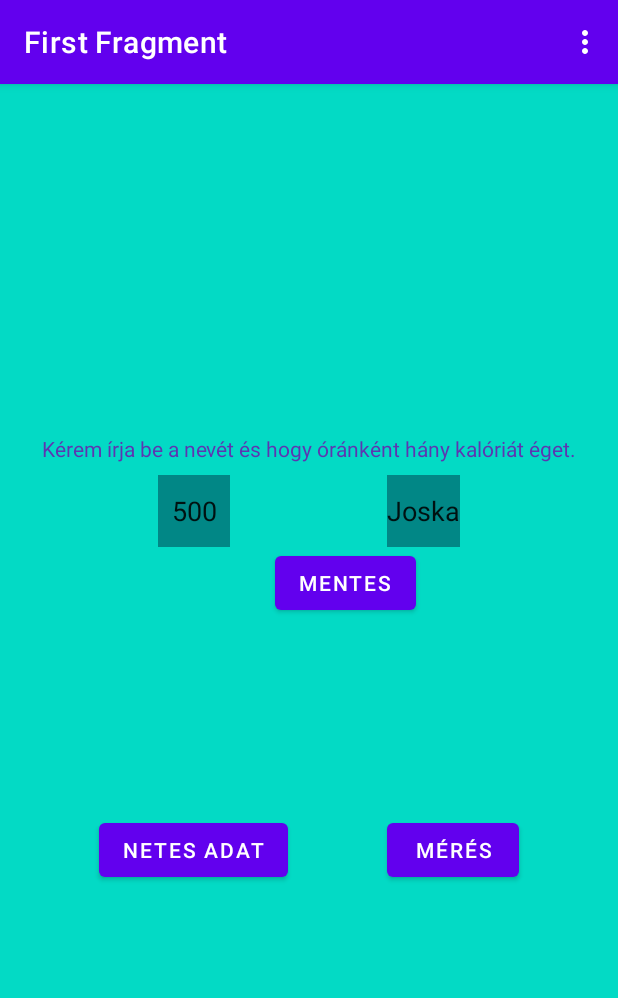
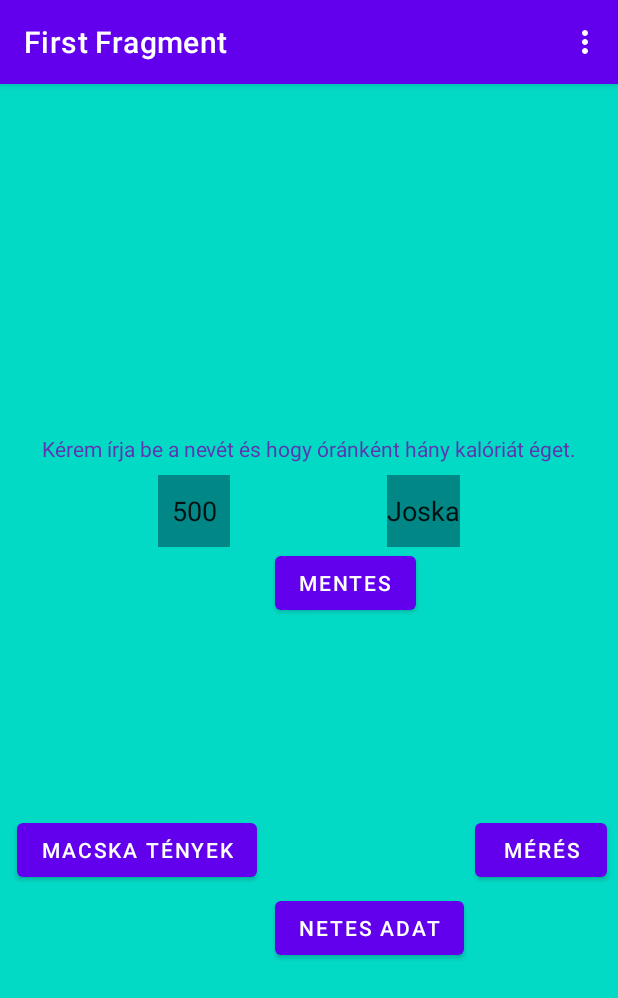
Before and after one commit to Errelian/mobilalk-projekt, an Android app: the screen it shows after launch (MainActivity), on a phone screen of 412 x 824 dp. Shown: the top 998 px of the screen. Run offline under Robolectric (Android 15) with nearby library versions, the phone set to English and light mode, and no system bars; our stand-ins replace Room's generated code, navigation-ui; libraries missing offline, so code that uses them is left out: com.jayway.jsonpath.

Commit message:
it works.

```diff
--- a/app/build.gradle
+++ b/app/build.gradle
@@ -69,4 +69,8 @@ dependencies {
     implementation 'androidx.recyclerview:recyclerview:1.2.1'
 
     implementation 'androidx.cardview:cardview:1.0.0'
+
+    implementation 'com.squareup.retrofit2:retrofit:2.9.0'
+    implementation 'com.squareup.retrofit2:converter-scalars:2.9.0'
+    implementation 'com.jayway.jsonpath:json-path:2.6.0'
 }
--- a/app/src/main/AndroidManifest.xml
+++ b/app/src/main/AndroidManifest.xml
@@ -1,7 +1,7 @@
 <?xml version="1.0" encoding="utf-8"?>
 <manifest xmlns:android="http://schemas.android.com/apk/res/android"
     package="com.example.projekt">
-
+    <uses-permission android:name="android.permission.INTERNET"/>
     <application
         android:allowBackup="true"
         android:icon="@mipmap/ic_launcher"
--- /dev/null
+++ b/app/src/main/java/com/example/projekt/CatService.kt
@@ -0,0 +1,14 @@
+package com.example.projekt
+
+
+
+
+import okhttp3.ResponseBody
+import retrofit2.http.GET
+
+interface CatService {
+
+    @GET("/fact")
+    fun getFact(): retrofit2.Call<ResponseBody>
+
+}
--- a/app/src/main/java/com/example/projekt/FirstFragment.kt
+++ b/app/src/main/java/com/example/projekt/FirstFragment.kt
@@ -10,14 +10,23 @@ import com.example.projekt.databinding.FragmentFirstBinding
 import kotlinx.android.synthetic.main.fragment_first.*
 import android.util.Log
 import android.widget.Toast
-import androidx.lifecycle.Observer
 import androidx.lifecycle.ViewModelProvider
 import com.example.projekt.database.KaloriaDatabase
 import com.example.projekt.database.KaloriaSession
+import com.jayway.jsonpath.Configuration
+import com.jayway.jsonpath.JsonPath
 import kotlinx.coroutines.CoroutineScope
 import kotlinx.coroutines.Dispatchers
 import kotlinx.coroutines.Job
 import kotlinx.coroutines.launch
+import okhttp3.ResponseBody
+import org.json.JSONObject
+
+
+import retrofit2.Call
+import retrofit2.Callback
+import retrofit2.Response
+import retrofit2.Retrofit
 
 
 /**
@@ -93,6 +102,34 @@ class FirstFragment : Fragment() {
             Log.d("NAME", viewModel.name)
             Log.d("KALORIA", viewModel.kaloria.toString())
         }
+
+        val retrofit: Retrofit = Retrofit.Builder()
+            .baseUrl("https://catfact.ninja/")
+            .build()
+
+        val catService: CatService = retrofit.create(CatService::class.java)
+
+        binding.cat.setOnClickListener{
+
+            catService.getFact().enqueue(object : Callback<ResponseBody?> {
+                override fun onResponse(call: Call<ResponseBody?>, response: Response<ResponseBody?>) {
+                    response.body()?.let {
+                        val json = it.string()
+                        val jsonObject = JSONObject(json);
+                        val fact = jsonObject.getString("fact")
+
+
+                        Toast.makeText(context, fact, Toast.LENGTH_LONG).show()
+                    }
+                }
+
+                override fun onFailure(call: Call<ResponseBody?>, t: Throwable) {
+                    Toast.makeText(context, "Cats are animals", Toast.LENGTH_LONG).show()
+                }
+            })
+
+        }
+
     }
 
     override fun onDestroyView() {
--- a/app/src/main/res/layout/fragment_first.xml
+++ b/app/src/main/res/layout/fragment_first.xml
@@ -72,7 +72,18 @@
         android:layout_height="wrap_content"
         android:text="@string/netes_adat"
         app:layout_constraintBottom_toBottomOf="parent"
-        app:layout_constraintEnd_toStartOf="@+id/mero"
+        app:layout_constraintStart_toStartOf="@+id/mento"
+        app:layout_constraintTop_toBottomOf="@+id/mento" />
+
+    <Button
+        android:id="@+id/cat"
+        android:layout_width="wrap_content"
+        android:layout_height="wrap_content"
+        android:text="@string/macska_t_nyek"
+        app:layout_constraintBottom_toBottomOf="parent"
+        app:layout_constraintEnd_toStartOf="@+id/net"
         app:layout_constraintStart_toStartOf="parent"
-        app:layout_constraintTop_toBottomOf="@+id/textview_first" />
+        app:layout_constraintTop_toBottomOf="@+id/textview_first"
+        />
+
 </androidx.constraintlayout.widget.ConstraintLayout>
--- a/app/src/main/res/layout/row.xml
+++ b/app/src/main/res/layout/row.xml
@@ -19,10 +19,11 @@
 
             <ImageView
                 android:id="@+id/sport_image"
-                android:layout_width="wrap_content"
-                android:layout_height="wrap_content"
+                android:layout_width="200dp"
+                android:layout_height="200dp"
                 app:layout_constraintStart_toStartOf="parent"
                 app:layout_constraintTop_toTopOf="parent"
+                android:scaleType="fitXY"
                 app:srcCompat="@drawable/ic_launcher_foreground" />
 
             <TextView
--- a/app/src/main/res/values/strings.xml
+++ b/app/src/main/res/values/strings.xml
@@ -18,6 +18,7 @@
     <string name="hany_kaloriat_eget">Hany kaloriat eget.</string>
     <string name="mentes">Mentes</string>
     <string name="update_calorie_counter">Update Calorie Counter</string>
+    <string name="macska_t_nyek">Macska Tények</string>
 
     <string-array name="meno_adat">
         <item>Futas</item>
```
